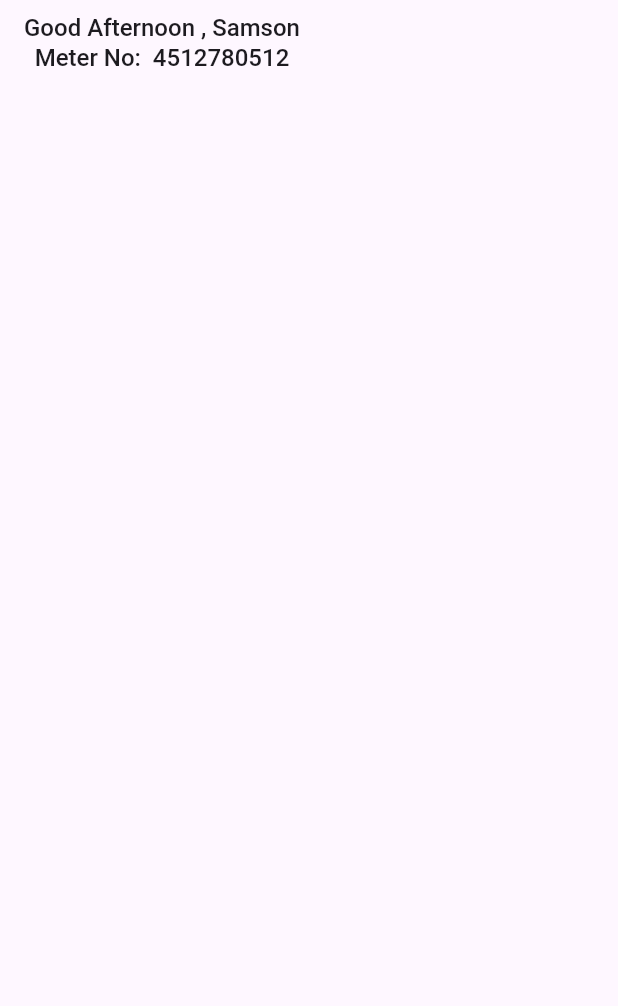
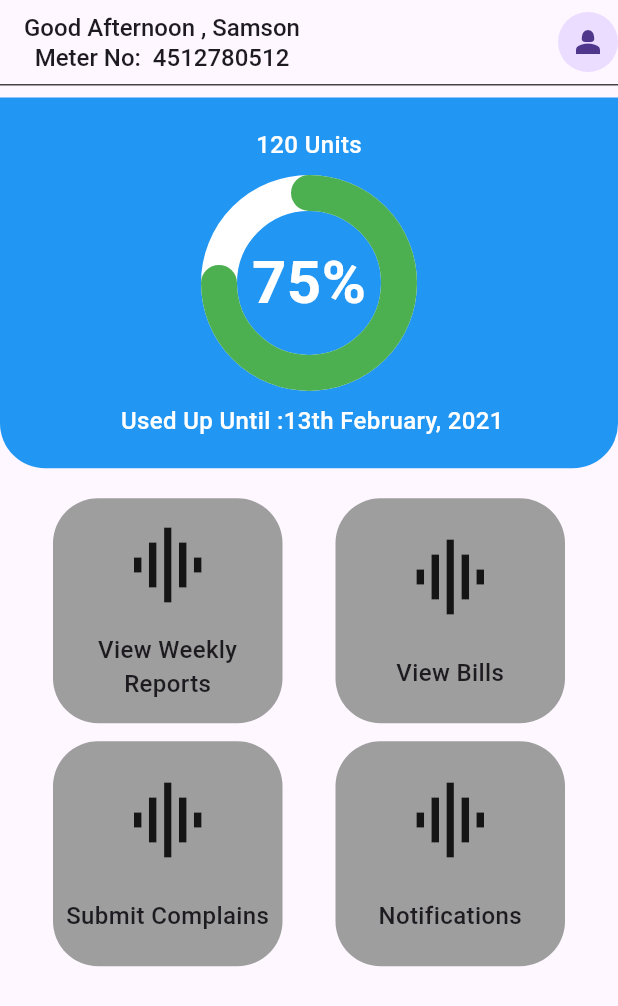
Before and after one commit to Samson-Songare/smart_water_app, a Flutter app: the HomePage screen opened directly, on a phone screen of 412 x 824 dp. Shown: the top 1006 px of the screen. Run offline on Flutter 3.47's test engine with Material 3 defaults, Android fonts, the phone set to English and light mode, and no system bars; drawn by our look-alikes of simple_circular_progress_bar; our stand-ins replace pin_code_text_field.

Commit message:
added those container component which link to other pager

```diff
--- a/lib/pages/home_page.dart
+++ b/lib/pages/home_page.dart
@@ -1,4 +1,6 @@
 import 'package:flutter/material.dart';
+import 'package:simple_circular_progress_bar/simple_circular_progress_bar.dart';
+import 'package:smart_water_app/pages/weekly_report.dart';
 
 class HomePage extends StatefulWidget {
   const HomePage({Key? key}) : super(key: key);
@@ -8,11 +10,36 @@ class HomePage extends StatefulWidget {
 }
 
 class _HomePageState extends State<HomePage> {
+  late ValueNotifier<double> valueNotifier;
+
+  final progressBarCenterTextStyle = const TextStyle(
+    fontSize: 40,
+    color: Colors.white,
+    fontWeight: FontWeight.bold,
+  );
+
+  @override
+  void initState() {
+    super.initState();
+    // initialize the value notifier
+    // TODO: change this value using data passed to it
+    valueNotifier = ValueNotifier(75.0);
+  }
+
   @override
   Widget build(BuildContext context) {
+    // screen width
+    double screeWidth = MediaQuery.of(context).size.width;
     return Scaffold(
-      appBar: AppBar(
+      appBar: PreferredSize(
+        preferredSize: const Size.fromHeight(kToolbarHeight + 1),
+        child: AppBar(
           centerTitle: false,
+          elevation: 0,
+          bottom: PreferredSize(
+            preferredSize: const Size.fromHeight(1),
+            child: Container(height: 1, color: const Color(0xff464242)),
+          ),
           title: const Column(
             children: [
               Text(
@@ -25,7 +52,151 @@ class _HomePageState extends State<HomePage> {
               ),
             ],
           ),
+          actions: [
+            // TODO: add here the image of user which will be clickable
+            GestureDetector(
+              child: const CircleAvatar(
+                child: Icon(
+                  Icons.person_2,
+                ),
+              ),
+              onTap: () {
+                //TODO: go to the profile screen on click
+              },
+            )
+          ],
+        ),
+      ),
+      body: ListView(
+        scrollDirection: Axis.vertical,
+        children: [
+          Container(
+            margin: const EdgeInsets.only(top: 8),
+            width: screeWidth,
+            height: screeWidth * 0.6,
+            decoration: const BoxDecoration(
+              color: Colors.blue,
+              borderRadius: BorderRadius.only(
+                bottomLeft: Radius.circular(30),
+                bottomRight: Radius.circular(30),
+              ),
+            ),
+            child: Column(
+                crossAxisAlignment: CrossAxisAlignment.center,
+                mainAxisAlignment: MainAxisAlignment.spaceEvenly,
+                children: [
+                  const Text(
+                    "120 Units",
+                    style: TextStyle(
+                        fontSize: 16,
+                        fontWeight: FontWeight.w500,
+                        color: Colors.white),
+                  ),
+                  SimpleCircularProgressBar(
+                    size: 120,
+                    valueNotifier: valueNotifier,
+                    progressStrokeWidth: 24,
+                    backStrokeWidth: 24,
+                    mergeMode: true,
+                    onGetText: (value) {
+                      return Text(
+                        '${value.toInt()}%',
+                        style: progressBarCenterTextStyle,
+                      );
+                    },
+                    progressColors: const [Colors.green],
+                    backColor: Colors.white,
+                  ),
+                  //
+                  const Text(
+                    " Used Up Until :13th February, 2021",
+                    style: TextStyle(
+                        fontSize: 16,
+                        fontWeight: FontWeight.w500,
+                        color: Colors.white),
+                  ),
+                ]),
+          ),
+          const SizedBox(height: 20),
+          Row(
+            mainAxisAlignment: MainAxisAlignment.spaceEvenly,
+            children: [
+              const HomeContainer(
+                containerIcon: Icon(Icons.graphic_eq),
+                containerText: "View Weekly Reports",
+              ),
+              const HomeContainer(
+                containerIcon: Icon(Icons.payment_outlined),
+                containerText: "View Bills",
+              ),
+            ],
+          ),
+          const SizedBox(
+            height: 12,
+          ),
+          Row(
+            mainAxisAlignment: MainAxisAlignment.spaceEvenly,
+            children: [
+              const HomeContainer(
+                containerIcon: Icon(Icons.message),
+                containerText: "Submit Complains",
+              ),
+              const HomeContainer(
+                containerIcon: Icon(Icons.notification_add),
+                containerText: "Notifications",
+              ),
+            ],
+          )
+        ],
       ),
     );
   }
 }
+
+//home container for each link to the specified page
+class HomeContainer extends StatelessWidget {
+  const HomeContainer(
+      {super.key, required this.containerText, required this.containerIcon});
+
+  final String containerText;
+  final Icon containerIcon;
+
+  @override
+  Widget build(BuildContext context) {
+    return GestureDetector(
+      onTap: () {
+        // when the widget is pressed
+        // navigate to page according to container texts
+        // TODO:later use provider here
+        switch (containerText) {
+          case "View Weekly Reports":
+            Navigator.of(context).push(MaterialPageRoute(
+              builder: (context) => const WeeklyReports(),
+            ));
+            break;
+        }
+      },
+      child: Container(
+        width: 153,
+        height: 150,
+        decoration: BoxDecoration(
+            borderRadius: BorderRadius.circular(30.0), color: Colors.grey),
+        child: Column(
+          mainAxisAlignment: MainAxisAlignment.spaceEvenly,
+          crossAxisAlignment: CrossAxisAlignment.center,
+          children: [
+            Icon(
+              Icons.graphic_eq,
+              size: 60,
+            ),
+            Text(
+              containerText,
+              textAlign: TextAlign.center,
+              style: TextStyle(fontSize: 16, fontWeight: FontWeight.w500),
+            )
+          ],
+        ),
+      ),
+    );
+  }
+}
--- /dev/null
+++ b/lib/pages/weekly_report.dart
@@ -0,0 +1,19 @@
+import 'package:flutter/material.dart';
+
+class WeeklyReports extends StatefulWidget {
+  const WeeklyReports({Key? key}) : super(key: key);
+
+  @override
+  State<WeeklyReports> createState() => _WeeklyReportsState();
+}
+
+class _WeeklyReportsState extends State<WeeklyReports> {
+  @override
+  Widget build(BuildContext context) {
+    return const Scaffold(
+      body: Center(
+        child: Text("This is the weekly reports"),
+      ),
+    );
+  }
+}
--- a/pubspec.yaml
+++ b/pubspec.yaml
@@ -10,6 +10,7 @@ dependencies:
   flutter:
     sdk: flutter
   pin_code_text_field: ^1.8.0
+  simple_circular_progress_bar: ^1.0.2
 
 dev_dependencies:
   flutter_test:
```
Lines whose indentation alone changed are shown as unchanged.
